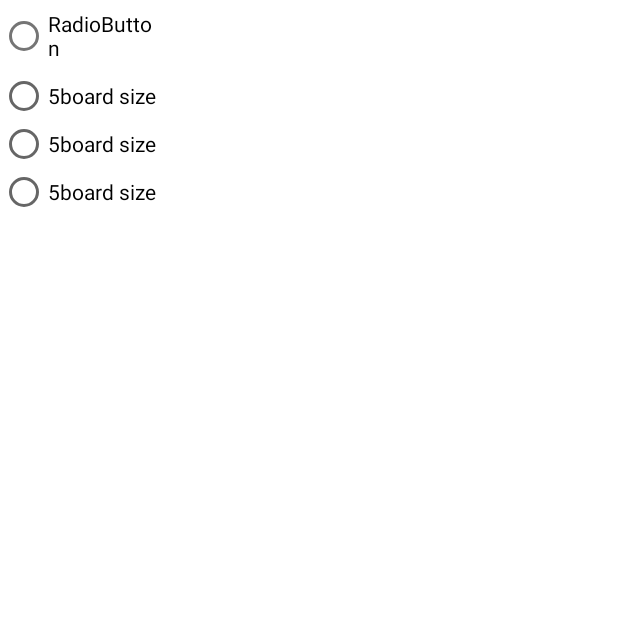
After one commit to omansh-arora/Minesweeper, an Android app: the OptionsActivity screen opened directly, with no data from a screen before it, on a phone screen of 412 x 824 dp, the top half of it. The commit adds this screen. Run offline under Robolectric (Android 15) with nearby library versions, the phone set to English and light mode, and no system bars.

Commit message:
Added OptionsActivity to start, and in process of adding buttons/functionality

```diff
--- a/app/src/main/AndroidManifest.xml
+++ b/app/src/main/AndroidManifest.xml
@@ -1,6 +1,6 @@
 <?xml version="1.0" encoding="utf-8"?>
 <manifest xmlns:android="http://schemas.android.com/apk/res/android"
-    package="com.example.myapplication" >
+    package="com.example.myapplication">
 
     <application
         android:allowBackup="true"
@@ -8,7 +8,10 @@
         android:label="@string/app_name"
         android:roundIcon="@mipmap/ic_launcher_round"
         android:supportsRtl="true"
-        android:theme="@style/Theme.MyApplication" >
+        android:theme="@style/Theme.MyApplication">
+        <activity
+            android:name=".OptionsActivity"
+            android:exported="true" />
         <activity
             android:name=".HelpActivity"
             android:exported="false" />
@@ -20,7 +23,7 @@
         <activity
             android:name=".HomeActivity"
             android:exported="true"
-            android:screenOrientation="landscape" >
+            android:screenOrientation="landscape">
             <intent-filter>
                 <action android:name="android.intent.action.MAIN" />
 
--- /dev/null
+++ b/app/src/main/java/com/example/myapplication/OptionsActivity.java
@@ -0,0 +1,37 @@
+package com.example.myapplication;
+
+import androidx.appcompat.app.AppCompatActivity;
+
+import android.os.Bundle;
+import android.widget.RadioButton;
+import android.widget.RadioGroup;
+
+public class OptionsActivity extends AppCompatActivity {
+
+    @Override
+    protected void onCreate(Bundle savedInstanceState) {
+        super.onCreate(savedInstanceState);
+        setContentView(R.layout.activity_options);
+
+        createRadioButtons();
+    }
+
+    private void createRadioButtons() {
+        RadioGroup group = (RadioGroup) findViewById(R.id.radio_group_board_size);
+
+        int[] board_Size = getResources().getIntArray(R.array.num_board_size);
+
+        // Create the buttons
+        for(int i = 0; i < board_Size.length; i++) {
+            int boardSize = board_Size[1];
+
+            RadioButton button = new RadioButton(this);
+            button.setText(boardSize + "board size");
+
+            // TODO: Set on-click callbacks
+
+            // Add to radio group:
+            group.addView(button);
+        }
+    }
+}
--- /dev/null
+++ b/app/src/main/res/layout/activity_options.xml
@@ -0,0 +1,22 @@
+<?xml version="1.0" encoding="utf-8"?>
+<androidx.constraintlayout.widget.ConstraintLayout xmlns:android="http://schemas.android.com/apk/res/android"
+    xmlns:app="http://schemas.android.com/apk/res-auto"
+    xmlns:tools="http://schemas.android.com/tools"
+    android:layout_width="match_parent"
+    android:layout_height="match_parent"
+    tools:context=".OptionsActivity">
+
+    <RadioGroup
+        android:id="@+id/radio_group_board_size"
+        android:layout_width="wrap_content"
+        android:layout_height="wrap_content"
+        tools:layout_editor_absoluteX="58dp"
+        tools:layout_editor_absoluteY="60dp" >
+
+        <RadioButton
+            android:id="@+id/radioButton"
+            android:layout_width="match_parent"
+            android:layout_height="match_parent"
+            android:text="RadioButton" />
+    </RadioGroup>
+</androidx.constraintlayout.widget.ConstraintLayout>
--- a/app/src/main/res/values-land/dimens.xml
+++ b/app/src/main/res/values-land/dimens.xml
@@ -1,3 +1,3 @@
 <resources>
-        <dimen name="fab_margin">48dp</dimen>
-    </resources>
+    <dimen name="fab_margin">48dp</dimen>
+</resources>
--- a/app/src/main/res/values-w1240dp/dimens.xml
+++ b/app/src/main/res/values-w1240dp/dimens.xml
@@ -1,3 +1,3 @@
 <resources>
-        <dimen name="fab_margin">200dp</dimen>
-    </resources>
+    <dimen name="fab_margin">200dp</dimen>
+</resources>
--- a/app/src/main/res/values-w600dp/dimens.xml
+++ b/app/src/main/res/values-w600dp/dimens.xml
@@ -1,3 +1,3 @@
 <resources>
-        <dimen name="fab_margin">48dp</dimen>
-    </resources>
+    <dimen name="fab_margin">48dp</dimen>
+</resources>
--- /dev/null
+++ b/app/src/main/res/values/board_size.xml
@@ -0,0 +1,8 @@
+<?xml version="1.0" encoding="utf-8"?>
+<resources>
+    <integer-array name="num_board_size">
+        <item>4</item>
+        <item>5</item>
+        <item>6</item>
+    </integer-array>
+</resources>
--- a/app/src/main/res/values/dimens.xml
+++ b/app/src/main/res/values/dimens.xml
@@ -1,3 +1,3 @@
 <resources>
-        <dimen name="fab_margin">16dp</dimen>
-    </resources>
+    <dimen name="fab_margin">16dp</dimen>
+</resources>
--- a/app/src/main/res/values/strings.xml
+++ b/app/src/main/res/values/strings.xml
@@ -11,10 +11,11 @@
     <string name="hello_first_fragment">Hello first fragment</string>
     <string name="hello_second_fragment">Hello second fragment. Arg: %1$s</string>
     <string name="linktosite">
-        <a href ="https://opencoursehub.cs.sfu.ca/bfraser/grav-cms/cmpt276/home">Link to CMPT276 site</a>
+        <a href="https://opencoursehub.cs.sfu.ca/bfraser/grav-cms/cmpt276/home">Link to CMPT276 site</a>
     </string>
     <string name="gameplay">Gameplay:</string>
     <string name="code_written_by_nomansh_arora_ngavin_nagra">Code written by:\nOmansh Arora\nGavin Nagra</string>
     <string name="you_must_bring_our_troops_home_nscan_the_battlefield_for_mines_by_clicking_on_a_square_nthe_number_that_shows_up_tells_you_how_nmany_mines_are_in_that_square_s_row_and_column_nyour_goal_is_to_reveal_all_the_mines_with_the_least_number_of_scans_ngood_luck_solider">You must bring our troops home!\nScan the battlefield for mines by clicking on a square.\nThe number that shows up tells you how\nmany mines are in that square\'s row and column.\nYour goal is to reveal all the mines with the least number of scans.\nGood luck solider!</string>
     <string name="about_the_authors">About the authors:</string>
+    <string name="title_activity_options">OptionsActivity</string>
 </resources>
--- a/app/src/main/res/values/themes.xml
+++ b/app/src/main/res/values/themes.xml
@@ -13,12 +13,14 @@
         <item name="android:statusBarColor" tools:targetApi="l">@color/black</item>
         <!-- Customize your theme here. -->
     </style>
+
     <style name="Theme.MyApplication.NoActionBar">
         <item name="windowActionBar">false</item>
         <item name="windowNoTitle">true</item>
     </style>
-    <style name="Theme.MyApplication.AppBarOverlay"
-        parent="ThemeOverlay.AppCompat.Dark.ActionBar" />
+
+    <style name="Theme.MyApplication.AppBarOverlay" parent="ThemeOverlay.AppCompat.Dark.ActionBar" />
+
     <style name="Theme.MyApplication.PopupOverlay" parent="ThemeOverlay.AppCompat.Light" />
 
 </resources>
```
